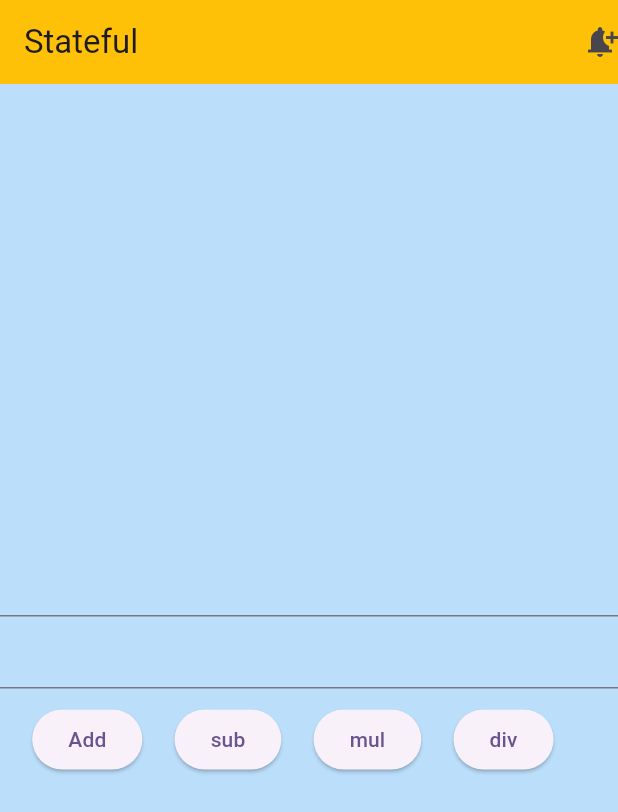
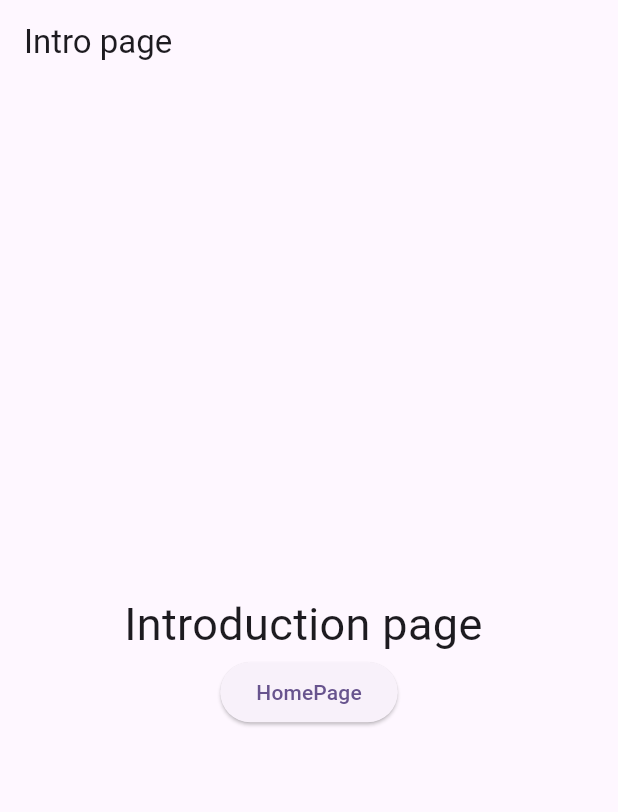
Before and after one commit to nano-rayhan/Flutter-App-Dev-Practice-, a Flutter app: the screen it shows after launch, on a phone screen of 412 x 824 dp. Shown: the top 812 px of the screen. Run offline on Flutter 3.47's test engine with Material 3 defaults, Android fonts, the phone set to English and light mode, and no system bars; our stand-ins replace font_awesome_flutter.

Commit message:
Add new screen

```diff
--- /dev/null
+++ b/lib/introPage.dart
@@ -0,0 +1,27 @@
+import 'package:flutter/material.dart';
+import 'package:my_apps/main.dart';
+
+class Intropage extends StatelessWidget{
+  @override
+  Widget build(BuildContext context) {
+    return Scaffold(
+      appBar: AppBar(
+        title: Text('Intro page'),
+    ),
+
+    body: Center(
+      child: Column(
+        mainAxisAlignment: MainAxisAlignment.center,
+        children: [
+          Text('Introduction page ', style: TextStyle(fontSize: 30),),
+          ElevatedButton(onPressed: (){
+             Navigator.push(context,
+             MaterialPageRoute(builder: (context) => MyHomePage(),));
+          }, child: Text('HomePage'))
+        ],
+      ),
+    ),
+    );
+  }
+
+}
--- a/lib/main.dart
+++ b/lib/main.dart
@@ -2,6 +2,7 @@ import 'dart:math';
 import 'package:font_awesome_flutter/font_awesome_flutter.dart';
 import 'package:flutter/material.dart';
 import 'package:intl/intl.dart';
+import 'package:my_apps/introPage.dart';
 import 'package:my_apps/widgets/rounde_btn.dart';
 void main() {
   runApp(const MyApp());
@@ -21,7 +22,7 @@ class MyApp extends StatelessWidget {
         colorScheme: ColorScheme.fromSeed(seedColor: Colors.deepPurple),
         useMaterial3: true,
       ),
-      home:  MyHomePage(),
+      home:  Intropage(),
     );
   }
 }
@@ -48,7 +49,6 @@ class MyHomeState extends State<MyHomePage>{
         actions: [
           Stack(children: [
             Positioned(
-
             child: Icon(
             Icons.notification_add))
 
@@ -57,73 +57,11 @@ class MyHomeState extends State<MyHomePage>{
 
       ),
 
-      body: Container(
-        color: Colors.blue.shade100,
-        child:  Center(
-          child: Column(
-            mainAxisAlignment: MainAxisAlignment.center,
-            children: [
-              TextField(
-                keyboardType: TextInputType.number,
-                controller: no1Controller,
-              ),
-              TextField(
-                keyboardType: TextInputType.number,
-                decoration: InputDecoration(
 
-                ),
-                controller: no2Controller,
-              ),
-              SizedBox(height: 10,),
-              Row(
-                mainAxisAlignment: MainAxisAlignment.spaceEvenly,
-                children: [
-                  ElevatedButton(onPressed: (){
-                    var no1 = int.parse(no1Controller.text.toString());
-                    var no2 = int.parse(no2Controller.text.toString());
-                    var sum = no2 + no1;
-                    result = '$sum';
-                    setState(() {
-
-                    });
-                  }, child: Text("Add")),
-                  ElevatedButton(onPressed: (){
-                    var no1 = int.parse(no1Controller.text.toString());
-                    var no2 = int.parse(no2Controller.text.toString());
-                    var sum = no1 - no2;
-                    result = '$sum';
-                    setState(() {
-
-                    });
-                  }, child: Text("sub")),
-                  ElevatedButton(onPressed: (){
-                    var no1 = int.parse(no1Controller.text.toString());
-                    var no2 = int.parse(no2Controller.text.toString());
-                    var sum = no2 * no1;
-                    result = '$sum';
-                    setState(() {
-
-                    });
-                  }, child: Text("mul")),
-                  ElevatedButton(onPressed: (){
-                    var no1 = int.parse(no1Controller.text.toString());
-                    var no2 = int.parse(no2Controller.text.toString());
-                    var sum = no1 / no2;
-                    result = '$sum';
-                    setState(() {
-
-                    });
-                  }, child: Text("div")),
-                  Text(result, style: TextStyle(fontSize: 20),)
-
-                ],
-
-              )
-
-            ],
-          ),
-        ),
-      )
+    body: Container(
+      color: Colors.black38,
+      child: Text("Welcome Home page "),
+    )
     );
   }
 }
```
